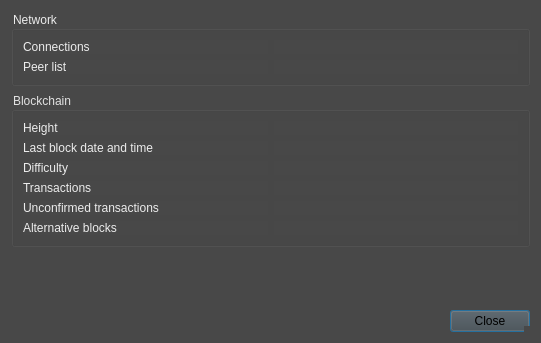
Old version of the form src/gui/ui/infodialog.ui in the repository aejontargaryen/FanGoldWallet.
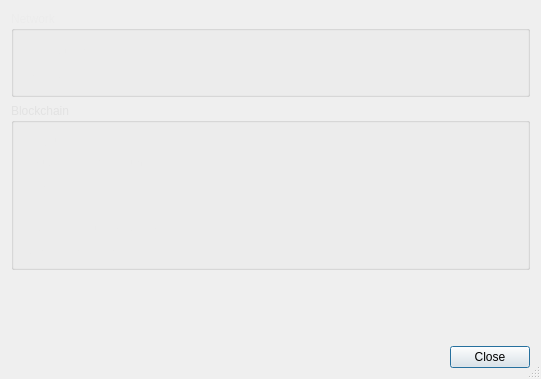
New version of the form.

```diff
--- a/src/gui/ui/infodialog.ui
+++ b/src/gui/ui/infodialog.ui
@@ -10,14 +10,14 @@
     <x>0</x>
     <y>0</y>
     <width>541</width>
-    <height>343</height>
+    <height>379</height>
    </rect>
   </property>
   <property name="windowTitle">
    <string>Information</string>
   </property>
   <property name="styleSheet">
-   <string notr="true">background-color: rgb(72, 72, 72);</string>
+   <string notr="true"/>
   </property>
   <property name="sizeGripEnabled">
    <bool>true</bool>
@@ -310,6 +310,9 @@
           </disabled>
          </palette>
         </property>
+        <property name="styleSheet">
+         <string notr="true">font: 13pt Dual;</string>
+        </property>
         <property name="text">
          <string/>
         </property>
@@ -330,6 +333,9 @@
       </item>
       <item row="1" column="1">
        <widget class="QLabel" name="m_peerList">
+        <property name="styleSheet">
+         <string notr="true">font-family: Dual;</string>
+        </property>
         <property name="text">
          <string/>
         </property>
@@ -1189,6 +1195,9 @@
       </item>
       <item row="0" column="1">
        <widget class="QLabel" name="m_height">
+        <property name="styleSheet">
+         <string notr="true">font-family: Dual;</string>
+        </property>
         <property name="text">
          <string/>
         </property>
@@ -1209,6 +1218,9 @@
       </item>
       <item row="1" column="1">
        <widget class="QLabel" name="m_blockTime">
+        <property name="styleSheet">
+         <string notr="true">font-family: Dual;</string>
+        </property>
         <property name="text">
          <string/>
         </property>
@@ -1229,6 +1241,9 @@
       </item>
       <item row="2" column="1">
        <widget class="QLabel" name="m_difficulty">
+        <property name="styleSheet">
+         <string notr="true">font-family: Dual;</string>
+        </property>
         <property name="text">
          <string/>
         </property>
@@ -1249,6 +1264,9 @@
       </item>
       <item row="3" column="1">
        <widget class="QLabel" name="m_txCount">
+        <property name="styleSheet">
+         <string notr="true">font-family: Dual;</string>
+        </property>
         <property name="text">
          <string/>
         </property>
@@ -1387,6 +1405,10 @@
           </disabled>
          </palette>
         </property>
+        <property name="styleSheet">
+         <string notr="true">font-family: Dual;
+</string>
+        </property>
         <property name="text">
          <string/>
         </property>
@@ -1407,6 +1429,10 @@
       </item>
       <item row="5" column="1">
        <widget class="QLabel" name="m_altBlocksCount">
+        <property name="styleSheet">
+         <string notr="true">font-family: Dual;
+</string>
+        </property>
         <property name="text">
          <string/>
         </property>
```
